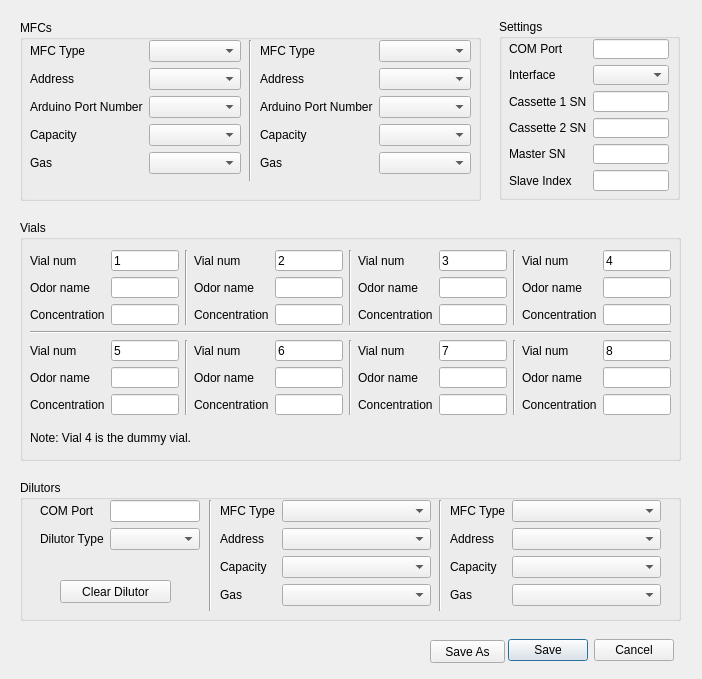
Old version of the form olfa_editor_dialog.ui in the repository olfa-lab/PyBpodGUI.
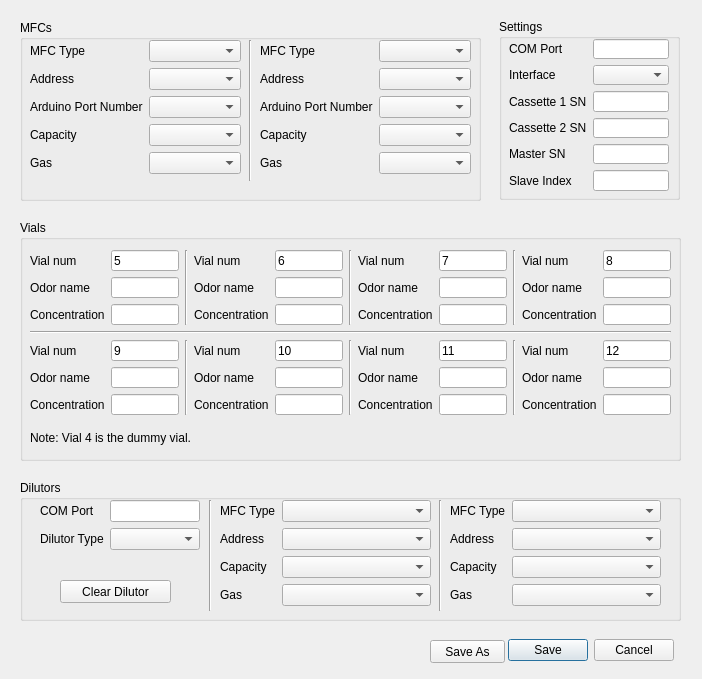
New version of the form.

Commit message: changed vials numbers to start at 5 instead of one to be consistent with current terminology

```diff
--- a/olfa_editor_dialog.ui
+++ b/olfa_editor_dialog.ui
@@ -55,18 +55,18 @@
     </property>
     <layout class="QGridLayout" name="vialsGridLayout">
      <item row="2" column="0">
-      <layout class="QFormLayout" name="vialFormLayout_5">
+      <layout class="QFormLayout" name="vialFormLayout_9">
        <item row="0" column="0">
-        <widget class="QLabel" name="vialNumLabel_5">
+        <widget class="QLabel" name="vialNumLabel_9">
          <property name="text">
           <string>Vial num</string>
          </property>
         </widget>
        </item>
        <item row="0" column="1">
-        <widget class="QLineEdit" name="vialNumLineEdit_5">
+        <widget class="QLineEdit" name="vialNumLineEdit_9">
          <property name="text">
-          <string>5</string>
+          <string>9</string>
          </property>
          <property name="readOnly">
           <bool>true</bool>
@@ -74,24 +74,24 @@
         </widget>
        </item>
        <item row="1" column="0">
-        <widget class="QLabel" name="vialOdorNameLabel_5">
+        <widget class="QLabel" name="vialOdorNameLabel_9">
          <property name="text">
           <string>Odor name</string>
          </property>
         </widget>
        </item>
        <item row="1" column="1">
-        <widget class="QLineEdit" name="vialOdorNameLineEdit_5"/>
+        <widget class="QLineEdit" name="vialOdorNameLineEdit_9"/>
        </item>
        <item row="2" column="0">
-        <widget class="QLabel" name="vialConcLabel_5">
+        <widget class="QLabel" name="vialConcLabel_9">
          <property name="text">
           <string>Concentration</string>
          </property>
         </widget>
        </item>
        <item row="2" column="1">
-        <widget class="QLineEdit" name="vialConcLineEdit_5"/>
+        <widget class="QLineEdit" name="vialConcLineEdit_9"/>
        </item>
       </layout>
      </item>
@@ -103,6 +103,47 @@
       </widget>
      </item>
      <item row="2" column="6">
+      <layout class="QFormLayout" name="vialFormLayout_12">
+       <item row="0" column="0">
+        <widget class="QLabel" name="vialNumLabel_12">
+         <property name="text">
+          <string>Vial num</string>
+         </property>
+        </widget>
+       </item>
+       <item row="0" column="1">
+        <widget class="QLineEdit" name="vialNumLineEdit_12">
+         <property name="text">
+          <string>12</string>
+         </property>
+         <property name="readOnly">
+          <bool>true</bool>
+         </property>
+        </widget>
+       </item>
+       <item row="1" column="0">
+        <widget class="QLabel" name="vialOdorNameLabel_12">
+         <property name="text">
+          <string>Odor name</string>
+         </property>
+        </widget>
+       </item>
+       <item row="1" column="1">
+        <widget class="QLineEdit" name="vialOdorNameLineEdit_12"/>
+       </item>
+       <item row="2" column="0">
+        <widget class="QLabel" name="vialConcLabel_12">
+         <property name="text">
+          <string>Concentration</string>
+         </property>
+        </widget>
+       </item>
+       <item row="2" column="1">
+        <widget class="QLineEdit" name="vialConcLineEdit_12"/>
+       </item>
+      </layout>
+     </item>
+     <item row="0" column="6">
       <layout class="QFormLayout" name="vialFormLayout_8">
        <item row="0" column="0">
         <widget class="QLabel" name="vialNumLabel_8">
@@ -143,47 +184,6 @@
        </item>
       </layout>
      </item>
-     <item row="0" column="6">
-      <layout class="QFormLayout" name="vialFormLayout_4">
-       <item row="0" column="0">
-        <widget class="QLabel" name="vialNumLabel_4">
-         <property name="text">
-          <string>Vial num</string>
-         </property>
-        </widget>
-       </item>
-       <item row="0" column="1">
-        <widget class="QLineEdit" name="vialNumLineEdit_4">
-         <property name="text">
-          <string>4</string>
-         </property>
-         <property name="readOnly">
-          <bool>true</bool>
-         </property>
-        </widget>
-       </item>
-       <item row="1" column="0">
-        <widget class="QLabel" name="vialOdorNameLabel_4">
-         <property name="text">
-          <string>Odor name</string>
-         </property>
-        </widget>
-       </item>
-       <item row="1" column="1">
-        <widget class="QLineEdit" name="vialOdorNameLineEdit_4"/>
-       </item>
-       <item row="2" column="0">
-        <widget class="QLabel" name="vialConcLabel_4">
-         <property name="text">
-          <string>Concentration</string>
-         </property>
-        </widget>
-       </item>
-       <item row="2" column="1">
-        <widget class="QLineEdit" name="vialConcLineEdit_4"/>
-       </item>
-      </layout>
-     </item>
      <item row="0" column="3">
       <widget class="Line" name="line_2">
        <property name="orientation">
@@ -199,6 +199,129 @@
       </widget>
      </item>
      <item row="2" column="2">
+      <layout class="QFormLayout" name="vialFormLayout_10">
+       <item row="0" column="0">
+        <widget class="QLabel" name="vialNumLabel_10">
+         <property name="text">
+          <string>Vial num</string>
+         </property>
+        </widget>
+       </item>
+       <item row="0" column="1">
+        <widget class="QLineEdit" name="vialNumLineEdit_10">
+         <property name="text">
+          <string>10</string>
+         </property>
+         <property name="readOnly">
+          <bool>true</bool>
+         </property>
+        </widget>
+       </item>
+       <item row="1" column="0">
+        <widget class="QLabel" name="vialOdorNameLabel_10">
+         <property name="text">
+          <string>Odor name</string>
+         </property>
+        </widget>
+       </item>
+       <item row="1" column="1">
+        <widget class="QLineEdit" name="vialOdorNameLineEdit_10"/>
+       </item>
+       <item row="2" column="0">
+        <widget class="QLabel" name="vialConcLabel_10">
+         <property name="text">
+          <string>Concentration</string>
+         </property>
+        </widget>
+       </item>
+       <item row="2" column="1">
+        <widget class="QLineEdit" name="vialConcLineEdit_10"/>
+       </item>
+      </layout>
+     </item>
+     <item row="0" column="4">
+      <layout class="QFormLayout" name="valFormLayout_7">
+       <item row="0" column="0">
+        <widget class="QLabel" name="vialNumLabel_7">
+         <property name="text">
+          <string>Vial num</string>
+         </property>
+        </widget>
+       </item>
+       <item row="0" column="1">
+        <widget class="QLineEdit" name="vialNumLineEdit_7">
+         <property name="text">
+          <string>7</string>
+         </property>
+         <property name="readOnly">
+          <bool>true</bool>
+         </property>
+        </widget>
+       </item>
+       <item row="1" column="0">
+        <widget class="QLabel" name="vialOdorNameLabel_7">
+         <property name="text">
+          <string>Odor name</string>
+         </property>
+        </widget>
+       </item>
+       <item row="1" column="1">
+        <widget class="QLineEdit" name="vialOdorNameLineEdit_7"/>
+       </item>
+       <item row="2" column="0">
+        <widget class="QLabel" name="vialConcLabel_7">
+         <property name="text">
+          <string>Concentration</string>
+         </property>
+        </widget>
+       </item>
+       <item row="2" column="1">
+        <widget class="QLineEdit" name="vialConcLineEdit_7"/>
+       </item>
+      </layout>
+     </item>
+     <item row="0" column="0">
+      <layout class="QFormLayout" name="vialFormLayout_5">
+       <item row="0" column="0">
+        <widget class="QLabel" name="vialNumLabel_5">
+         <property name="text">
+          <string>Vial num</string>
+         </property>
+        </widget>
+       </item>
+       <item row="0" column="1">
+        <widget class="QLineEdit" name="vialNumLineEdit_5">
+         <property name="text">
+          <string>5</string>
+         </property>
+         <property name="readOnly">
+          <bool>true</bool>
+         </property>
+        </widget>
+       </item>
+       <item row="1" column="0">
+        <widget class="QLabel" name="vialOdorNameLabel_5">
+         <property name="text">
+          <string>Odor name</string>
+         </property>
+        </widget>
+       </item>
+       <item row="1" column="1">
+        <widget class="QLineEdit" name="vialOdorNameLineEdit_5"/>
+       </item>
+       <item row="2" column="0">
+        <widget class="QLabel" name="vialConcLabel_5">
+         <property name="text">
+          <string>Concentration</string>
+         </property>
+        </widget>
+       </item>
+       <item row="2" column="1">
+        <widget class="QLineEdit" name="vialConcLineEdit_5"/>
+       </item>
+      </layout>
+     </item>
+     <item row="0" column="2">
       <layout class="QFormLayout" name="vialFormLayout_6">
        <item row="0" column="0">
         <widget class="QLabel" name="vialNumLabel_6">
@@ -239,142 +362,19 @@
        </item>
       </layout>
      </item>
-     <item row="0" column="4">
-      <layout class="QFormLayout" name="valFormLayout_3">
-       <item row="0" column="0">
-        <widget class="QLabel" name="vialNumLabel_3">
-         <property name="text">
-          <string>Vial num</string>
-         </property>
-        </widget>
-       </item>
-       <item row="0" column="1">
-        <widget class="QLineEdit" name="vialNumLineEdit_3">
-         <property name="text">
-          <string>3</string>
-         </property>
-         <property name="readOnly">
-          <bool>true</bool>
-         </property>
-        </widget>
-       </item>
-       <item row="1" column="0">
-        <widget class="QLabel" name="vialOdorNameLabel_3">
-         <property name="text">
-          <string>Odor name</string>
-         </property>
-        </widget>
-       </item>
-       <item row="1" column="1">
-        <widget class="QLineEdit" name="vialOdorNameLineEdit_3"/>
-       </item>
-       <item row="2" column="0">
-        <widget class="QLabel" name="vialConcLabel_3">
-         <property name="text">
-          <string>Concentration</string>
-         </property>
-        </widget>
-       </item>
-       <item row="2" column="1">
-        <widget class="QLineEdit" name="vialConcLineEdit_3"/>
-       </item>
-      </layout>
-     </item>
-     <item row="0" column="0">
-      <layout class="QFormLayout" name="vialFormLayout_1">
-       <item row="0" column="0">
-        <widget class="QLabel" name="vialNumLabel_1">
-         <property name="text">
-          <string>Vial num</string>
-         </property>
-        </widget>
-       </item>
-       <item row="0" column="1">
-        <widget class="QLineEdit" name="vialNumLineEdit_1">
-         <property name="text">
-          <string>1</string>
-         </property>
-         <property name="readOnly">
-          <bool>true</bool>
-         </property>
-        </widget>
-       </item>
-       <item row="1" column="0">
-        <widget class="QLabel" name="vialOdorNameLabel_1">
-         <property name="text">
-          <string>Odor name</string>
-         </property>
-        </widget>
-       </item>
-       <item row="1" column="1">
-        <widget class="QLineEdit" name="vialOdorNameLineEdit_1"/>
-       </item>
-       <item row="2" column="0">
-        <widget class="QLabel" name="vialConcLabel_1">
-         <property name="text">
-          <string>Concentration</string>
-         </property>
-        </widget>
-       </item>
-       <item row="2" column="1">
-        <widget class="QLineEdit" name="vialConcLineEdit_1"/>
-       </item>
-      </layout>
-     </item>
-     <item row="0" column="2">
-      <layout class="QFormLayout" name="vialFormLayout_2">
-       <item row="0" column="0">
-        <widget class="QLabel" name="vialNumLabel_2">
-         <property name="text">
-          <string>Vial num</string>
-         </property>
-        </widget>
-       </item>
-       <item row="0" column="1">
-        <widget class="QLineEdit" name="vialNumLineEdit_2">
-         <property name="text">
-          <string>2</string>
-         </property>
-         <property name="readOnly">
-          <bool>true</bool>
-         </property>
-        </widget>
-       </item>
-       <item row="1" column="0">
-        <widget class="QLabel" name="vialOdorNameLabel_2">
-         <property name="text">
-          <string>Odor name</string>
-         </property>
-        </widget>
-       </item>
-       <item row="1" column="1">
-        <widget class="QLineEdit" name="vialOdorNameLineEdit_2"/>
-       </item>
-       <item row="2" column="0">
-        <widget class="QLabel" name="vialConcLabel_2">
-         <property name="text">
-          <string>Concentration</string>
-         </property>
-        </widget>
-       </item>
-       <item row="2" column="1">
-        <widget class="QLineEdit" name="vialConcLineEdit_2"/>
-       </item>
-      </layout>
-     </item>
      <item row="2" column="4">
       <layout class="QFormLayout" name="vialFormLayout_7">
        <item row="0" column="0">
-        <widget class="QLabel" name="vialNumLabel_7">
+        <widget class="QLabel" name="vialNumLabel_11">
          <property name="text">
           <string>Vial num</string>
          </property>
         </widget>
        </item>
        <item row="0" column="1">
-        <widget class="QLineEdit" name="vialNumLineEdit_7">
+        <widget class="QLineEdit" name="vialNumLineEdit_11">
          <property name="text">
-          <string>7</string>
+          <string>11</string>
          </property>
          <property name="readOnly">
           <bool>true</bool>
@@ -382,24 +382,24 @@
         </widget>
        </item>
        <item row="1" column="0">
-        <widget class="QLabel" name="vialOdorNameLabel_7">
+        <widget class="QLabel" name="vialOdorNameLabel_11">
          <property name="text">
           <string>Odor name</string>
          </property>
         </widget>
        </item>
        <item row="1" column="1">
-        <widget class="QLineEdit" name="vialOdorNameLineEdit_7"/>
+        <widget class="QLineEdit" name="vialOdorNameLineEdit_11"/>
        </item>
        <item row="2" column="0">
-        <widget class="QLabel" name="vialConcLabel_7">
+        <widget class="QLabel" name="vialConcLabel_11">
          <property name="text">
           <string>Concentration</string>
          </property>
         </widget>
        </item>
        <item row="2" column="1">
-        <widget class="QLineEdit" name="vialConcLineEdit_7"/>
+        <widget class="QLineEdit" name="vialConcLineEdit_11"/>
        </item>
       </layout>
      </item>
```
Left out of the diff: 2 changed lines with no effect on the pictures. The commit also changes 2 other files.
